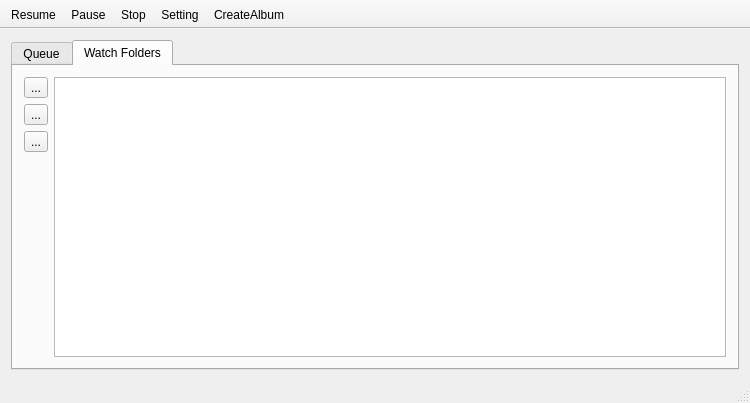
Qt form MainWindow.ui (vulevu121/PhotosUploader) before a commit.
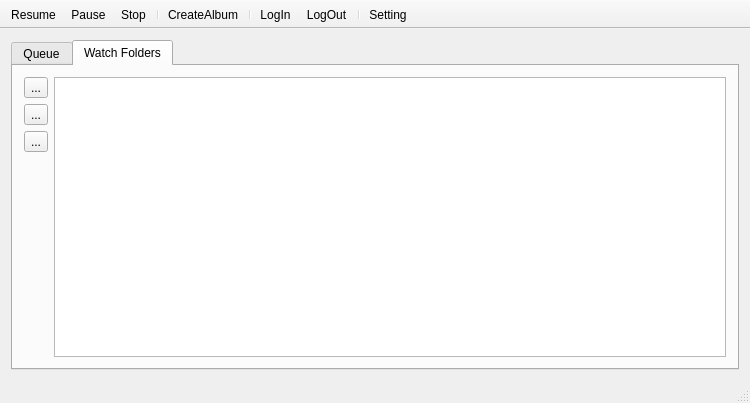
The same form after that commit. Icons and pictures are not drawn.

Commit message: Added sign in/out buttons

```diff
--- a/MainWindow.ui
+++ b/MainWindow.ui
@@ -248,8 +248,13 @@
    <addaction name="actionResume"/>
    <addaction name="actionPause"/>
    <addaction name="actionStop"/>
-   <addaction name="actionSetting"/>
+   <addaction name="separator"/>
    <addaction name="actionCreateAlbum"/>
+   <addaction name="separator"/>
+   <addaction name="actionLogIn"/>
+   <addaction name="actionLogOut"/>
+   <addaction name="separator"/>
+   <addaction name="actionSetting"/>
   </widget>
   <widget class="QStatusBar" name="statusBar"/>
   <action name="actionResume">
@@ -300,6 +305,30 @@
     <string>Create Album</string>
    </property>
   </action>
+  <action name="actionLogIn">
+   <property name="icon">
+    <iconset resource="graphics.qrc">
+     <normaloff>:/icon/log_in</normaloff>:/icon/log_in</iconset>
+   </property>
+   <property name="text">
+    <string>LogIn</string>
+   </property>
+   <property name="toolTip">
+    <string>Log In</string>
+   </property>
+  </action>
+  <action name="actionLogOut">
+   <property name="icon">
+    <iconset resource="graphics.qrc">
+     <normaloff>:/icon/log_out</normaloff>:/icon/log_out</iconset>
+   </property>
+   <property name="text">
+    <string>LogOut</string>
+   </property>
+   <property name="toolTip">
+    <string>Log Out</string>
+   </property>
+  </action>
  </widget>
  <layoutdefault spacing="6" margin="11"/>
  <resources>
```
Left out of the diff: 2 changed lines with no effect on the pictures. The commit also changes 6 other files.
